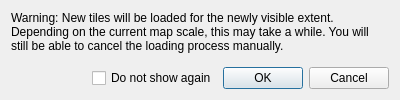
geometalab/Vector-Tiles-Reader-QGIS-Plugin, file ui/dlg_tile_reloading.ui: the form before one commit.
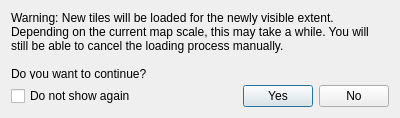
The form after the commit.

Commit message: auto-load feature added

The edit to the form file:
```diff
--- a/ui/dlg_tile_reloading.ui
+++ b/ui/dlg_tile_reloading.ui
@@ -7,7 +7,7 @@
     <x>0</x>
     <y>0</y>
     <width>400</width>
-    <height>100</height>
+    <height>118</height>
    </rect>
   </property>
   <property name="windowTitle">
@@ -16,7 +16,7 @@
   <layout class="QGridLayout" name="gridLayout" rowstretch="1,0">
    <item row="1" column="0">
     <layout class="QHBoxLayout" name="horizontalLayout" stretch="1,0,0">
-     <item alignment="Qt::AlignRight">
+     <item alignment="Qt::AlignLeft">
       <widget class="QCheckBox" name="chkDoNotShowAgain">
        <property name="text">
         <string>Do not show again</string>
@@ -25,15 +25,33 @@
      </item>
      <item alignment="Qt::AlignRight">
       <widget class="QPushButton" name="btnOk">
+       <property name="minimumSize">
+        <size>
+         <width>0</width>
+         <height>0</height>
+        </size>
+       </property>
+       <property name="maximumSize">
+        <size>
+         <width>70</width>
+         <height>16777215</height>
+        </size>
+       </property>
        <property name="text">
-        <string>OK</string>
+        <string>Yes</string>
        </property>
       </widget>
      </item>
      <item alignment="Qt::AlignRight">
       <widget class="QPushButton" name="btnCancel">
+       <property name="maximumSize">
+        <size>
+         <width>70</width>
+         <height>16777215</height>
+        </size>
+       </property>
        <property name="text">
-        <string>Cancel</string>
+        <string>No</string>
        </property>
       </widget>
      </item>
@@ -42,7 +60,9 @@
    <item row="0" column="0">
     <widget class="QLabel" name="label">
      <property name="text">
-      <string>Warning: New tiles will be loaded for the newly visible extent. Depending on the current map scale, this may take a while. You will still be able to cancel the loading process manually.</string>
+      <string>Warning: New tiles will be loaded for the newly visible extent. Depending on the current map scale, this may take a while. You will still be able to cancel the loading process manually.
+
+Do you want to continue?</string>
      </property>
      <property name="alignment">
       <set>Qt::AlignLeading|Qt::AlignLeft|Qt::AlignTop</set>
```
The commit also changes 2 other files.
